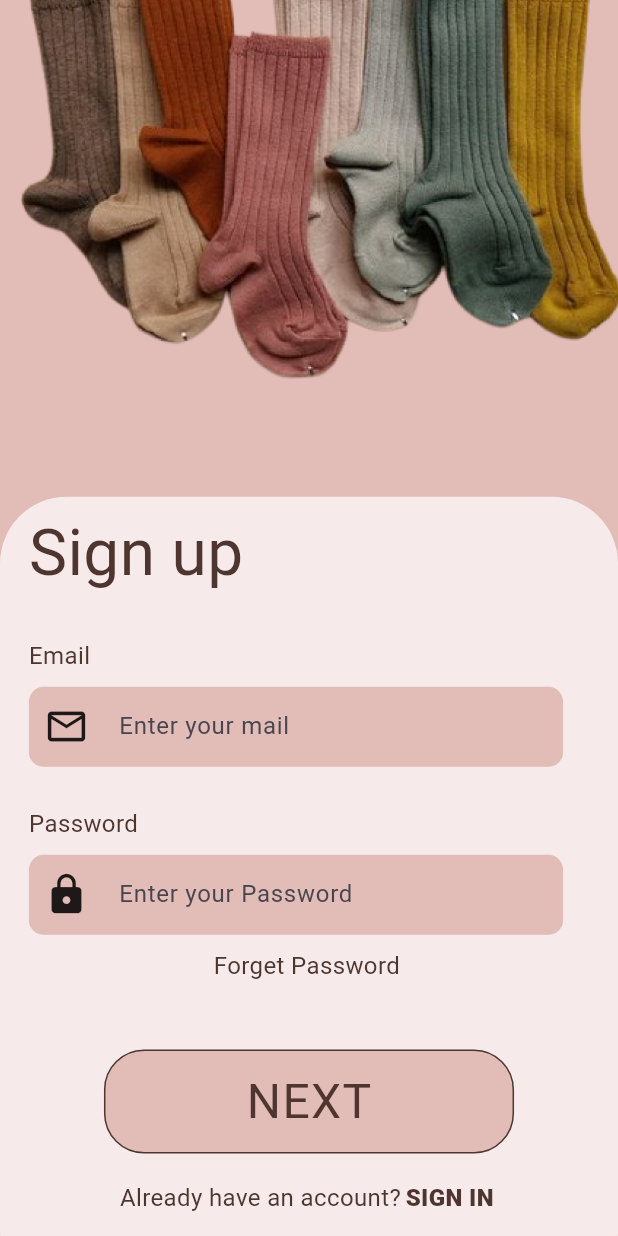
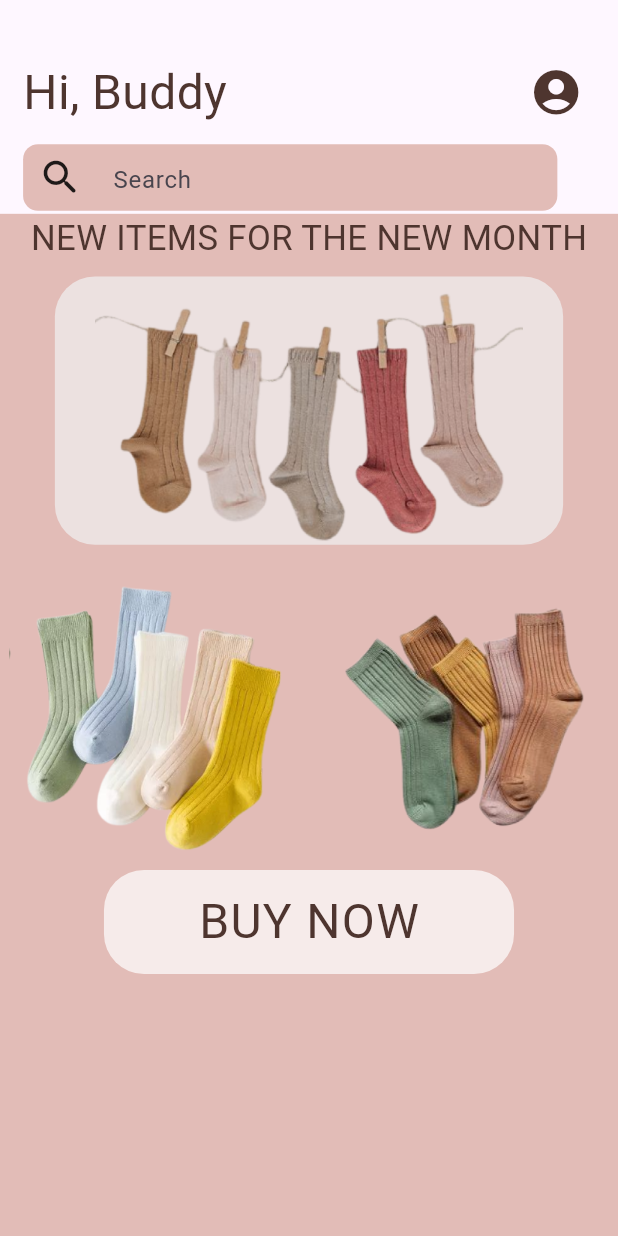
Before and after one commit to Sripathiyadav/Socks_Store, a Flutter app: the SignUpScreen screen opened directly, after a tap on "NEXT", on a phone screen of 412 x 824 dp. Run offline on Flutter 3.47's test engine with Material 3 defaults, Android fonts, the light colour scheme and no system bars; our stand-ins replace flutter_screenutil, google_fonts.

Commit message:
completed homepage

```diff
--- a/lib/global/consts.dart
+++ b/lib/global/consts.dart
@@ -5,3 +5,7 @@ const textColor = Color.fromARGB(255, 78, 53, 47);
 
 const String getstartedimg = "assets/1 1.png";
 const String signupimag = "assets/1A 1.png";
+const String socks1 = "assets/1C 1.png";
+const String socks2 = "assets/Rectangle 13.png";
+const String socks3 = "assets/Rectangle 14.png";
+//const String signupimag = "assets/1A 1.png";
--- /dev/null
+++ b/lib/screens/HomeScreen/components/homescreen_body.dart
@@ -0,0 +1,99 @@
+import 'package:flutter/material.dart';
+import 'package:flutter_screenutil/flutter_screenutil.dart';
+import 'package:socks_store/global/consts.dart';
+
+class HomeScreenBody extends StatelessWidget {
+  const HomeScreenBody({super.key});
+
+  @override
+  Widget build(BuildContext context) {
+    return Scaffold(
+      backgroundColor: primaryColor,
+      body: SingleChildScrollView(
+        child: Column(
+          crossAxisAlignment: CrossAxisAlignment.start,
+          mainAxisAlignment: MainAxisAlignment.start,
+          children: [
+            Center(
+              child: Text(
+                "NEW ITEMS FOR THE NEW MONTH",
+                style: TextStyle(
+                    fontSize: 26.sp,
+                    fontWeight: FontWeight.w400,
+                    color: textColor),
+              ),
+            ),
+            SizedBox(
+              height: 10.h,
+            ),
+            Center(
+              child: Container(
+                height: 201.h,
+                width: 352.w,
+                decoration: BoxDecoration(
+                  color: Color.fromARGB(255, 236, 225, 224),
+                  borderRadius: BorderRadius.circular(30.r),
+                ),
+                child: Image.asset(
+                  socks1,
+                  // scale: 1,
+                  fit: BoxFit.fitHeight,
+                ),
+              ),
+            ),
+            SizedBox(
+              height: 20.h,
+            ),
+            Wrap(
+              children: [
+                Row(
+                  mainAxisAlignment: MainAxisAlignment.spaceAround,
+                  children: [
+                    Image.asset(
+                      socks2,
+                      scale: 4,
+                      fit: BoxFit.cover,
+                    ),
+                    Image.asset(
+                      socks3,
+                      scale: 4,
+                      fit: BoxFit.cover,
+                    ),
+                  ],
+                ),
+              ],
+            ),
+            Center(
+              child: Container(
+                height: 78.h,
+                width: 284.w,
+                decoration: BoxDecoration(
+                  borderRadius: BorderRadius.circular(30.h),
+                  color: Colors.white70,
+                  // border: Border.all(color: textColor),
+                ),
+                child: GestureDetector(
+                  onTap: () {
+                    // Navigator.push(
+                    //     context,
+                    //     MaterialPageRoute(
+                    //         builder: (context) => (SignUpScreen())));
+                  },
+                  child: Center(
+                      child: Text(
+                    "BUY NOW",
+                    style: TextStyle(
+                        letterSpacing: 1.sp,
+                        color: textColor,
+                        fontSize: 36.sp,
+                        fontWeight: FontWeight.normal),
+                  )),
+                ),
+              ),
+            ),
+          ],
+        ),
+      ),
+    );
+  }
+}
--- /dev/null
+++ b/lib/screens/HomeScreen/homescreen.dart
@@ -0,0 +1,54 @@
+import 'package:flutter/material.dart';
+import 'package:socks_store/global/consts.dart';
+import 'package:socks_store/screens/SignUpScreen/components/input_textfield.dart';
+import 'components/homescreen_body.dart';
+import 'package:flutter_screenutil/flutter_screenutil.dart';
+
+class HomeScreen extends StatelessWidget {
+  const HomeScreen({super.key});
+
+  @override
+  Widget build(BuildContext context) {
+    return Scaffold(
+      appBar: AppBar(
+        automaticallyImplyLeading: false,
+        toolbarHeight: 160.h,
+        flexibleSpace: Padding(
+          padding: EdgeInsets.only(left: 16.w, right: 16.w, top: 40.h),
+          child: Column(
+            crossAxisAlignment: CrossAxisAlignment.start,
+            children: [
+              Row(
+                mainAxisAlignment: MainAxisAlignment.spaceBetween,
+                children: [
+                  Text(
+                    "Hi, Buddy",
+                    style: TextStyle(color: textColor, fontSize: 36.sp),
+                  ),
+                  IconButton(
+                      onPressed: () {},
+                      icon: Icon(
+                        Icons.account_circle,
+                        color: textColor,
+                        size: 40.sp,
+                      )),
+                ],
+              ),
+              SizedBox(height: 10.h),
+              Container(
+                height: 50.h,
+                child: InputTextfield(
+                  controller: TextEditingController(),
+                  icon: Icons.search_rounded,
+                  hintText: "Search",
+                ),
+              ),
+            ],
+          ),
+        ),
+      ),
+      body: HomeScreenBody(),
+      // bottomNavigationBar: BottomNavigationBar(items: ),
+    );
+  }
+}
--- a/lib/screens/SignUpScreen/components/signup_screen_body.dart
+++ b/lib/screens/SignUpScreen/components/signup_screen_body.dart
@@ -1,6 +1,7 @@
 import 'package:flutter/material.dart';
 import 'package:socks_store/global/consts.dart';
 import 'package:flutter_screenutil/flutter_screenutil.dart';
+import 'package:socks_store/screens/HomeScreen/homescreen.dart';
 
 import 'input_textfield.dart';
 
@@ -83,8 +84,13 @@ class SignUpScreenBody extends StatelessWidget {
                   ),
                   Center(
                     child: GestureDetector(
-                      onTap: () {},
-                      child: SelectableText(
+                      onTap: () {
+                        Navigator.push(
+                            context,
+                            MaterialPageRoute(
+                                builder: (context) => (HomeScreen())));
+                      },
+                      child: Text(
                         "Forget Password",
                         style: TextStyle(
                           color: textColor,
@@ -107,10 +113,10 @@ class SignUpScreenBody extends StatelessWidget {
                           border: Border.all(color: textColor)),
                       child: GestureDetector(
                         onTap: () {
-                          // Navigator.push(
-                          //     context,
-                          //     MaterialPageRoute(
-                          //         builder: (context) => (SignUpScreen())));
+                          Navigator.push(
+                              context,
+                              MaterialPageRoute(
+                                  builder: (context) => (HomeScreen())));
                         },
                         child: Center(
                             child: Text(
@@ -138,12 +144,20 @@ class SignUpScreenBody extends StatelessWidget {
                           fontWeight: FontWeight.w400,
                         ),
                       ),
-                      SelectableText(
-                        "SIGN IN",
-                        style: TextStyle(
-                          color: textColor,
-                          fontSize: 18.sp,
-                          fontWeight: FontWeight.w900,
+                      GestureDetector(
+                        onTap: () {
+                          Navigator.push(
+                              context,
+                              MaterialPageRoute(
+                                  builder: (context) => (HomeScreen())));
+                        },
+                        child: Text(
+                          "SIGN IN",
+                          style: TextStyle(
+                            color: textColor,
+                            fontSize: 18.sp,
+                            fontWeight: FontWeight.w900,
+                          ),
                         ),
                       ),
                     ],
--- a/lib/screens/StartScreen/components/startscreen_body.dart
+++ b/lib/screens/StartScreen/components/startscreen_body.dart
@@ -85,20 +85,18 @@ class StartScreenBody extends StatelessWidget {
             ),
           ),
           SizedBox(
-            height: 20.h,
+            height: 90.h,
           ),
+          //(),
           Padding(
             padding: const EdgeInsets.symmetric(horizontal: 12.0),
-            child: Wrap(
-              children: [
-                SelectableText(
-                  "Please note that this application is a prototype intended solely to showcase my coding skills. It does not connect to any online stores or databases. The app only contains the developer’s contact details.",
-                  style: TextStyle(
-                      fontSize: 12.sp,
-                      color: textColor,
-                      fontWeight: FontWeight.w500),
-                ),
-              ],
+            child: SelectableText(
+              textAlign: TextAlign.justify,
+              "Please note that this application is a prototype intended solely to showcase my coding skills. It does not connect to any online stores or databases. The app only contains the developer’s contact details.",
+              style: TextStyle(
+                  fontSize: 12.sp,
+                  color: textColor,
+                  fontWeight: FontWeight.w500),
             ),
           ),
         ],
```
Also changed, not shown: assets/1C 1.png (added), assets/Rectangle 13.png (added), assets/Rectangle 14.png (added).
